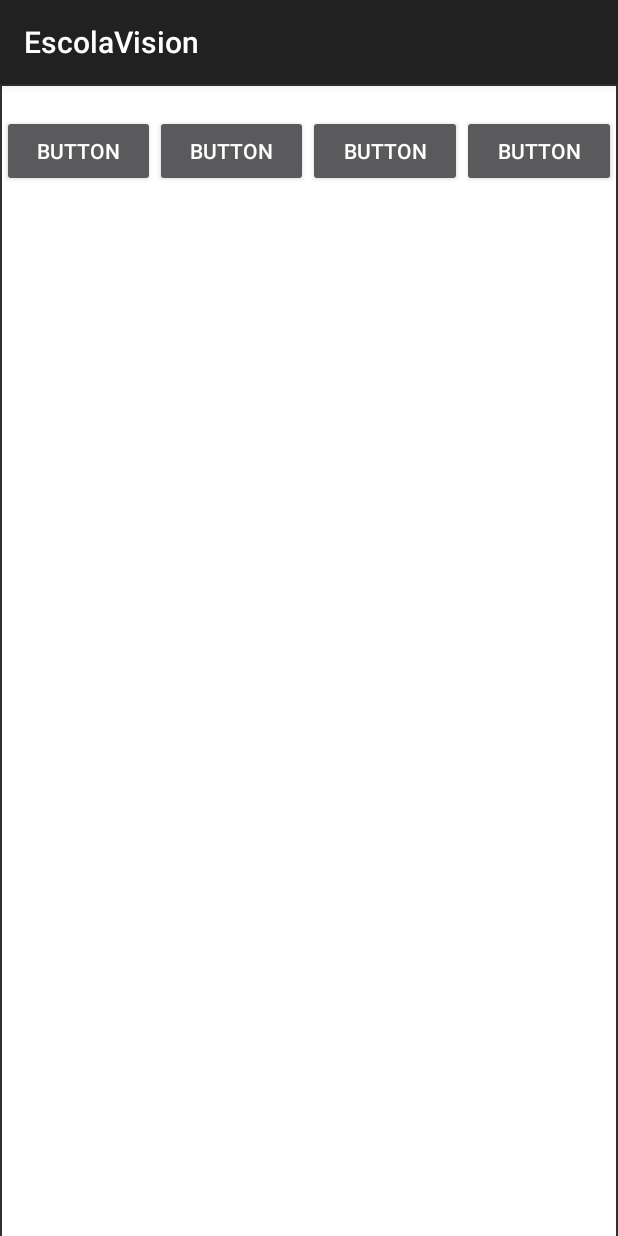
After one commit to adrianrs2510/EscolaVision, an Android app built with Jetpack Compose: the ScrollView screen opened directly, with no data from a screen before it, on a phone screen of 412 x 824 dp. The commit adds this screen. Run offline under Robolectric (Android 15) with nearby library versions, the phone set to English and light mode, and no system bars.

Commit message:
Scroll View a medias, AndroidManifest.xml activitys creadas y algo más

```diff
--- a/app/src/main/AndroidManifest.xml
+++ b/app/src/main/AndroidManifest.xml
@@ -12,7 +12,9 @@
         android:supportsRtl="true"
         android:theme="@style/Theme.AppCompat"
         tools:targetApi="31">
-
+        <activity
+            android:name=".ScrollView"
+            android:exported="false" />
         <activity
             android:name=".Inicio"
             android:exported="true"
@@ -26,6 +28,7 @@
         <activity android:name=".MainActivity">
 
         </activity>
+
     </application>
 
 </manifest>
--- a/app/src/main/java/com/example/testescolavision/Inicio.java
+++ b/app/src/main/java/com/example/testescolavision/Inicio.java
@@ -22,7 +22,7 @@
         });
     }
     public void irInicio(View v){
-        Intent intent = new Intent(this, MainActivity.class);
+        Intent intent = new Intent(this, ScrollView.class);
         startActivity(intent);
     }
 }
--- /dev/null
+++ b/app/src/main/java/com/example/testescolavision/ScrollView.java
@@ -0,0 +1,14 @@
+package com.example.testescolavision;
+
+import androidx.appcompat.app.AppCompatActivity;
+
+import android.os.Bundle;
+
+public class ScrollView extends AppCompatActivity {
+
+    @Override
+    protected void onCreate(Bundle savedInstanceState) {
+        super.onCreate(savedInstanceState);
+        setContentView(R.layout.scrollview);
+    }
+}
--- /dev/null
+++ b/app/src/main/res/layout/activity_scroll_view.xml
@@ -0,0 +1,9 @@
+<?xml version="1.0" encoding="utf-8"?>
+<androidx.constraintlayout.widget.ConstraintLayout xmlns:android="http://schemas.android.com/apk/res/android"
+    xmlns:app="http://schemas.android.com/apk/res-auto"
+    xmlns:tools="http://schemas.android.com/tools"
+    android:layout_width="match_parent"
+    android:layout_height="match_parent"
+    tools:context=".ScrollView">
+
+</androidx.constraintlayout.widget.ConstraintLayout>
--- a/app/src/main/res/layout/scrollview.xml
+++ b/app/src/main/res/layout/scrollview.xml
@@ -11,10 +11,59 @@
         android:layout_marginStart="1dp"
         android:layout_marginTop="1dp"
         android:layout_marginEnd="1dp"
-        android:layout_marginBottom="1dp"
         android:background="@color/white"
         app:layout_constraintBottom_toBottomOf="parent"
         app:layout_constraintEnd_toEndOf="parent"
+        app:layout_constraintHorizontal_bias="1.0"
         app:layout_constraintStart_toStartOf="parent"
-        app:layout_constraintTop_toTopOf="parent"/>
+        app:layout_constraintTop_toTopOf="parent"
+        app:layout_constraintVertical_bias="1.0">
+
+        <LinearLayout
+            android:layout_width="match_parent"
+            android:layout_height="wrap_content"
+            android:orientation="vertical">
+
+            <TextView
+                android:id="@+id/textView5"
+                android:layout_width="match_parent"
+                android:layout_height="match_parent"
+                android:text="TextView" />
+
+            <LinearLayout
+                android:layout_width="match_parent"
+                android:layout_height="match_parent"
+                android:orientation="horizontal">
+
+                <Button
+                    android:id="@+id/button1"
+                    android:layout_width="wrap_content"
+                    android:layout_height="wrap_content"
+                    android:layout_weight="1"
+                    android:text="Button" />
+
+                <Button
+                    android:id="@+id/button2"
+                    android:layout_width="wrap_content"
+                    android:layout_height="wrap_content"
+                    android:layout_weight="1"
+                    android:text="Button" />
+
+                <Button
+                    android:id="@+id/button3"
+                    android:layout_width="wrap_content"
+                    android:layout_height="wrap_content"
+                    android:layout_weight="1"
+                    android:text="Button" />
+
+                <Button
+                    android:id="@+id/button4"
+                    android:layout_width="wrap_content"
+                    android:layout_height="wrap_content"
+                    android:layout_weight="1"
+                    android:text="Button" />
+            </LinearLayout>
+        </LinearLayout>
+    </ScrollView>
+
 </androidx.constraintlayout.widget.ConstraintLayout>
```
